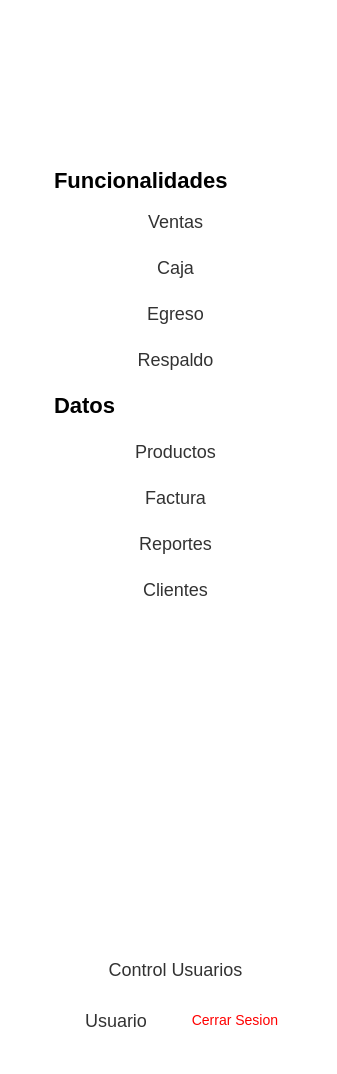
Alg4ret3/EMcollection, file app/ui/Navbar.ui: the form before one commit.
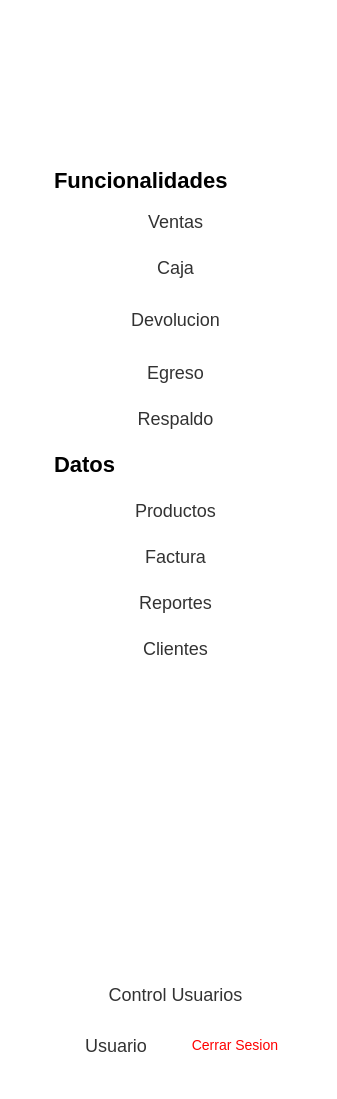
The form after the commit. Icons and pictures are not drawn.

```diff
--- a/app/ui/Navbar.ui
+++ b/app/ui/Navbar.ui
@@ -7,7 +7,7 @@
     <x>0</x>
     <y>0</y>
     <width>337</width>
-    <height>1074</height>
+    <height>1099</height>
    </rect>
   </property>
   <property name="sizePolicy">
@@ -394,6 +394,35 @@
            </property>
           </widget>
          </item>
+         <item>
+          <widget class="QToolButton" name="BtnCambio">
+           <property name="sizePolicy">
+            <sizepolicy hsizetype="Preferred" vsizetype="Fixed">
+             <horstretch>0</horstretch>
+             <verstretch>0</verstretch>
+            </sizepolicy>
+           </property>
+           <property name="cursor">
+            <cursorShape>PointingHandCursor</cursorShape>
+           </property>
+           <property name="text">
+            <string>   Devolucion</string>
+           </property>
+           <property name="icon">
+            <iconset>
+             <normaloff>../../assets/iconos/Credito.png</normaloff>../../assets/iconos/Credito.png</iconset>
+           </property>
+           <property name="iconSize">
+            <size>
+             <width>30</width>
+             <height>30</height>
+            </size>
+           </property>
+           <property name="toolButtonStyle">
+            <enum>Qt::ToolButtonTextBesideIcon</enum>
+           </property>
+          </widget>
+         </item>
          <item>
           <widget class="QToolButton" name="BtnEgreso">
            <property name="sizePolicy">
```
